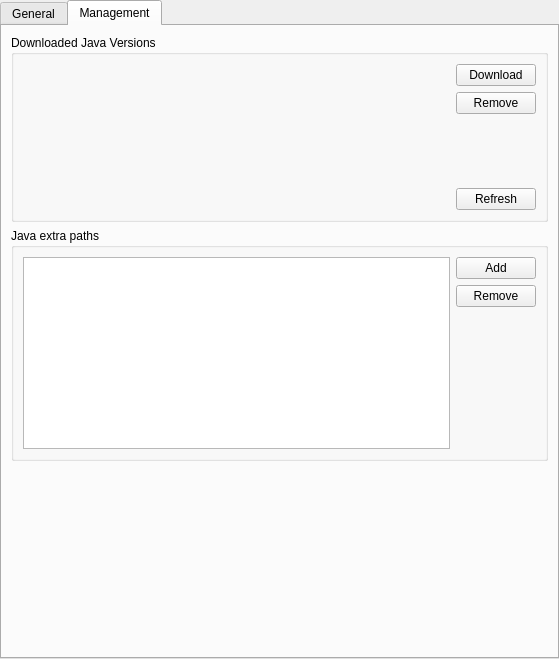
This is launcher/ui/pages/global/JavaPage.ui in FreesmTeam/FreesmLauncher as Qt 5 draws it before an edit. The edited form follows.
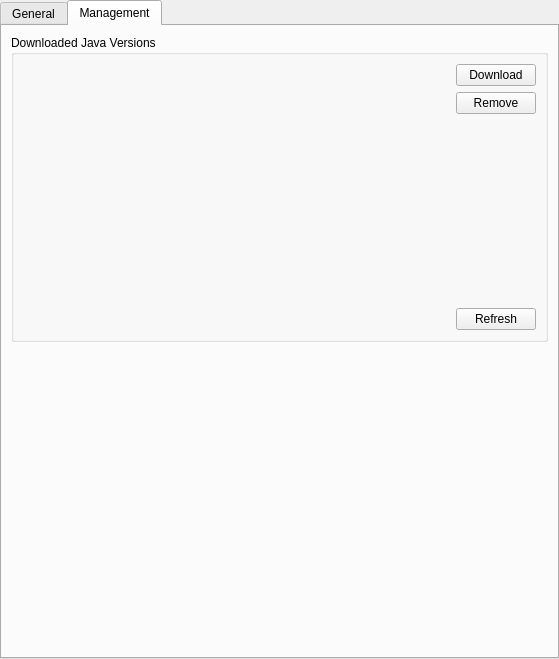
This is the edited form. The open tabs and pages were chosen to show the change. Custom widgets are drawn as their Qt base class.

Commit message: Removed JavaExtraSearchPaths

What changed in the file:
```diff
--- a/launcher/ui/pages/global/JavaPage.ui
+++ b/launcher/ui/pages/global/JavaPage.ui
@@ -391,49 +391,6 @@
          </layout>
         </widget>
        </item>
-       <item>
-        <widget class="QGroupBox" name="extraJavaPathsGroupBox">
-         <property name="title">
-          <string>Java extra paths</string>
-         </property>
-         <layout class="QHBoxLayout" name="horizontalLayout_3">
-          <item>
-           <widget class="QListView" name="extraJavaPathsList"/>
-          </item>
-          <item>
-           <layout class="QVBoxLayout" name="extraJavaPathsButtonsLayout">
-            <item>
-             <widget class="QPushButton" name="addExtraPathButton">
-              <property name="text">
-               <string>Add</string>
-              </property>
-             </widget>
-            </item>
-            <item>
-             <widget class="QPushButton" name="removeExtraPathButton">
-              <property name="text">
-               <string>Remove</string>
-              </property>
-             </widget>
-            </item>
-            <item>
-             <spacer name="extraPathSpacer">
-              <property name="orientation">
-               <enum>Qt::Vertical</enum>
-              </property>
-              <property name="sizeHint" stdset="0">
-               <size>
-                <width>20</width>
-                <height>40</height>
-               </size>
-              </property>
-             </spacer>
-            </item>
-           </layout>
-          </item>
-         </layout>
-        </widget>
-       </item>
        <item>
         <spacer name="managementSpacer">
          <property name="orientation">
```
The commit also changes 7 other files.
